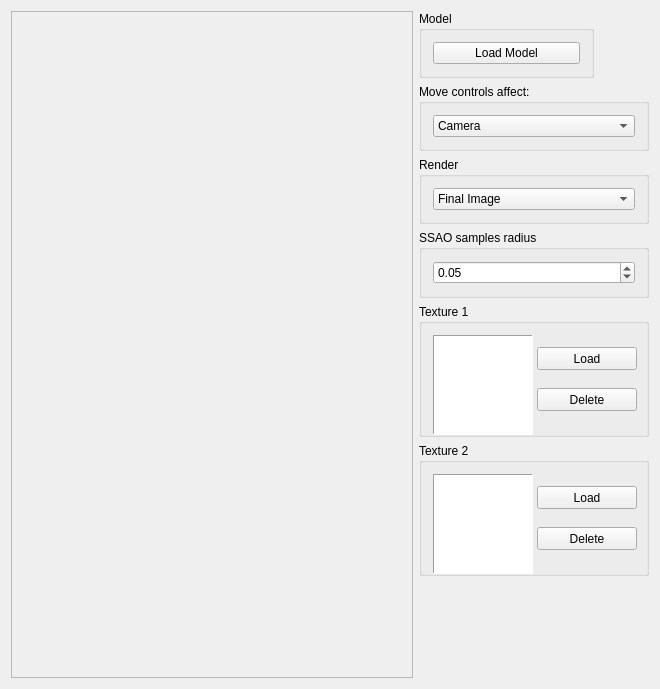
The window that project/forms/BasicGLWindow.ui (Vulpem/VQTGL) describes before a commit, drawn with Qt 5.
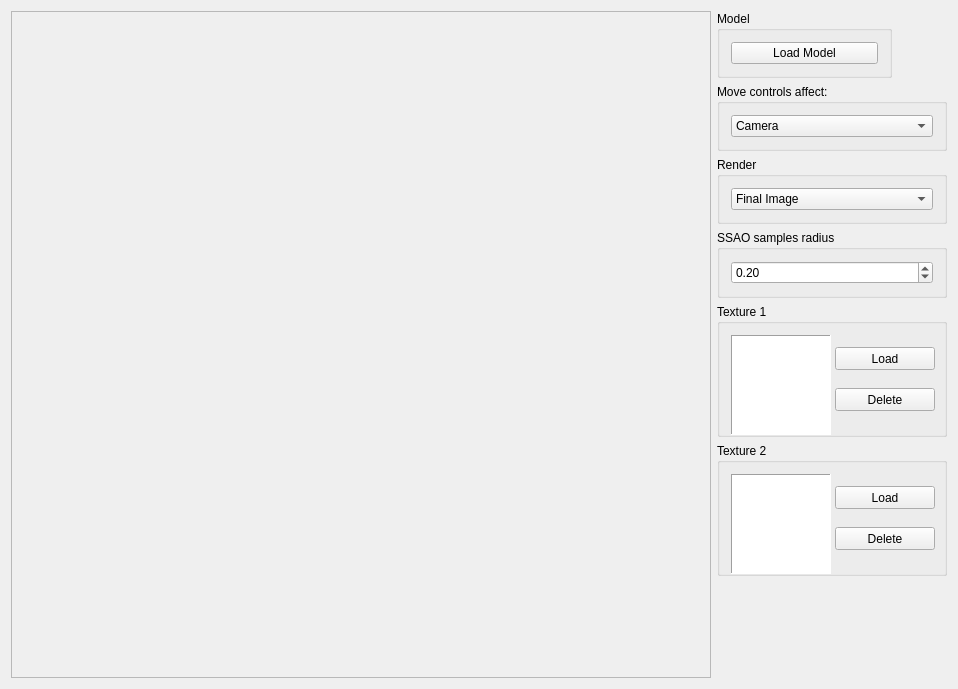
The same window after the commit.

What changed in the file:
```diff
--- a/project/forms/BasicGLWindow.ui
+++ b/project/forms/BasicGLWindow.ui
@@ -6,7 +6,7 @@
    <rect>
     <x>0</x>
     <y>0</y>
-    <width>660</width>
+    <width>958</width>
     <height>689</height>
    </rect>
   </property>
@@ -211,7 +211,7 @@
              <double>0.010000000000000</double>
             </property>
             <property name="value">
-             <double>0.050000000000000</double>
+             <double>0.200000000000000</double>
             </property>
            </widget>
           </item>
```
